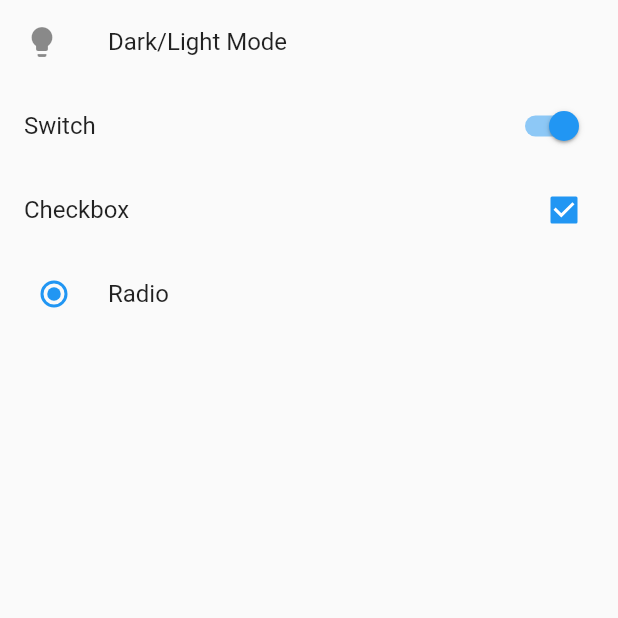
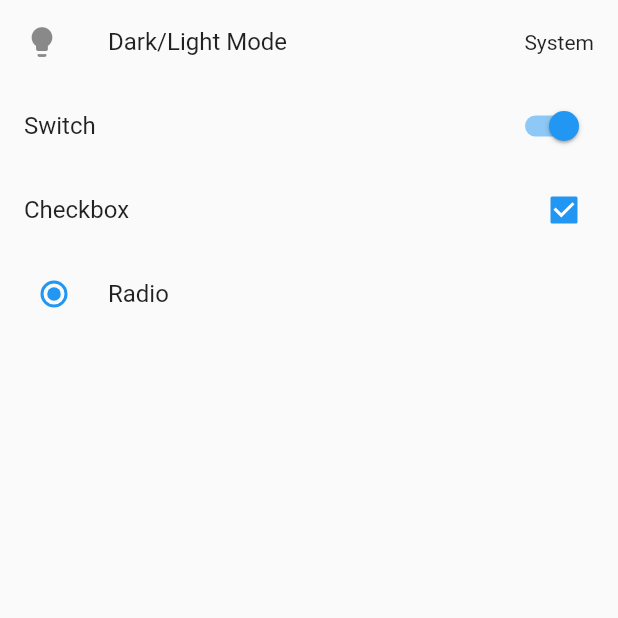
Before and after one commit to 0eta0/flutter-demo-app, a Flutter app: the screen it shows after launch, item 2 of the bottom bar chosen, on a phone screen of 412 x 824 dp, the top half of it. Run offline on Flutter 3.47's test engine with Material 2 defaults, Android fonts, the phone set to English and light mode, and no system bars; network calls fail.

Commit message:
feat: transfer item

```diff
--- a/lib/views/settings/settings.dart
+++ b/lib/views/settings/settings.dart
@@ -1,8 +1,15 @@
 import 'package:flutter/material.dart';
 import 'package:demo_app/views/settings/theme/theme_mode.dart';
 
-class Settings extends StatelessWidget {
+class Settings extends StatefulWidget {
   const Settings({Key? key}) : super(key: key);
+
+  @override
+  _SettingsState createState() => _SettingsState();
+}
+
+class _SettingsState extends State<Settings> {
+  ThemeMode _themeMode = ThemeMode.system;
 
   @override
   Widget build(BuildContext context) {
@@ -11,10 +18,18 @@ class Settings extends StatelessWidget {
         ListTile(
           leading: const Icon(Icons.lightbulb),
           title: const Text("Dark/Light Mode"),
-          onTap: () => {
-            Navigator.of(context).push(MaterialPageRoute(
-              builder: (context) => const ThemeModeSelectionPage(),
-            )),
+          trailing: Text(
+            (_themeMode == ThemeMode.system)
+            ? "System"
+            : (_themeMode == ThemeMode.light) ? "Light" : "Dark"
+          ),
+          onTap: () async {
+            var mode = await Navigator.of(context).push<ThemeMode>(
+              MaterialPageRoute(
+                builder: (context) => ThemeModeSelectionPage(mode: _themeMode),
+              ),
+            );
+            setState(() => _themeMode = mode!);
           },
         ),
         SwitchListTile(
```
Also changed, not shown: lib/views/settings/theme/theme_mode.dart (+30 -9 lines).
